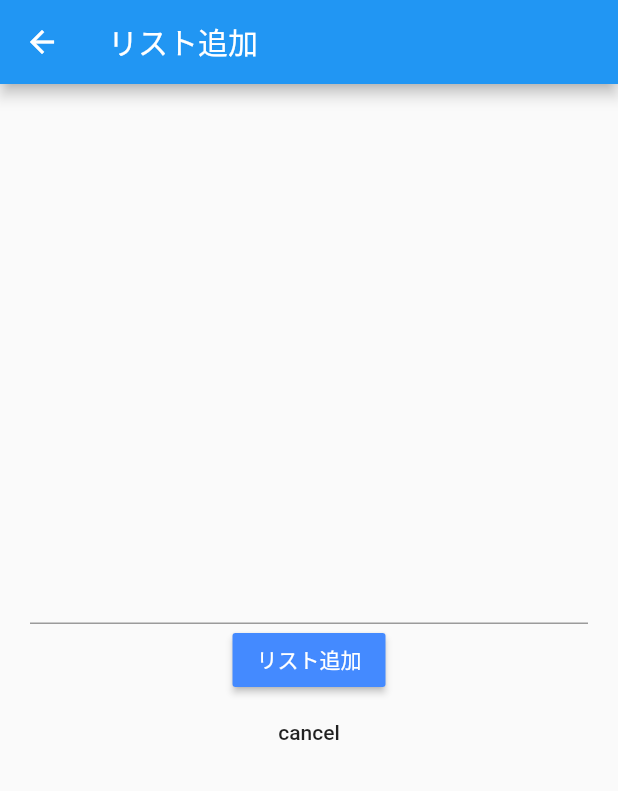
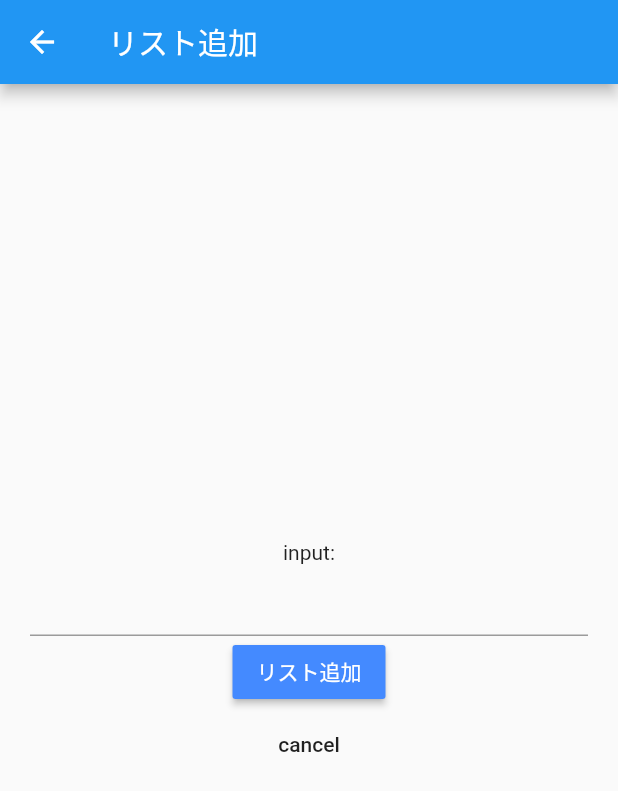
Before and after one commit to noritaro12/flutter_todo_list, a Flutter app: the screen it shows after launch, after a tap on the "add" icon, on a phone screen of 412 x 824 dp. Shown: the top 791 px of the screen. Run offline on Flutter 3.47's test engine with Material 2 defaults, Android fonts, the phone set to English and light mode, and no system bars.

Commit message:
make finished congraturation!!

```diff
--- a/lib/main.dart
+++ b/lib/main.dart
@@ -24,22 +24,30 @@ class TodoListPage extends StatefulWidget {
 }
 
 class TodoListPageState extends State<TodoListPage> {
+  List<String> todoList = ["001"];
+
   @override
   Widget build(BuildContext context) {
     return Scaffold(
-      appBar: AppBar(title:  Text('リスト一覧')),
-      body: ListView(
-        children: [
-          Card(child:  ListTile(title: Text('ニシンを買う'))),
-          Card(child:  ListTile(title: Text('ニシンを買う'))),
-          Card(child:  ListTile(title: Text('ニシンを買う'))),
-        ],
+      appBar: AppBar(title: Text('リスト一覧')),
+      body: ListView.builder(
+        itemCount: todoList.length,
+        itemBuilder: (context, index) {
+          return Card(child: ListTile(title: Text(todoList[index])));
+        },
       ),
       floatingActionButton: FloatingActionButton(
-        onPressed: () {
-          Navigator.of(context).push(MaterialPageRoute(builder: (context) {
+        onPressed: () async {
+          final newListText = await Navigator.of(context)
+              .push(MaterialPageRoute(builder: (context) {
             return TodoAddPage();
           }));
+
+          if (newListText != null) {
+            setState(() {
+              todoList.add(newListText);
+            });
+          }
         },
         child: Icon(Icons.add),
       ),
@@ -47,36 +55,49 @@ class TodoListPageState extends State<TodoListPage> {
   }
 }
 
-class TodoAddPage extends StatelessWidget{
+class TodoAddPage extends StatefulWidget {
+  @override
+  State<StatefulWidget> createState() => TodoAddPageState();
+}
+
+class TodoAddPageState extends State<TodoAddPage> {
+  String _text = '';
+
   @override
   Widget build(BuildContext context) {
     return Scaffold(
-      appBar: AppBar(title: Text('リスト追加'),),
+      appBar: AppBar(
+        title: Text('リスト追加'),
+      ),
       body: Container(
         padding: EdgeInsets.all(20),
         child: Column(
           mainAxisAlignment: MainAxisAlignment.center,
           children: [
-            TextField(),
+            Text("input:${_text}"),
+            TextField(
+              onChanged: (String value1) {
+                setState(() {
+                  _text = value1;
+                });
+              },
+            ),
             RaisedButton(
-                onPressed: (){},
-                color: Colors.blueAccent,
-              child: Text('リスト追加',style: TextStyle(color: Colors.white)),
+              onPressed: () {
+                Navigator.of(context).pop(_text);
+              },
+              color: Colors.blueAccent,
+              child: Text('リスト追加', style: TextStyle(color: Colors.white)),
             ),
             FlatButton(
-              onPressed: (){Navigator.of(context).pop();},
-            child: Text('cancel'),
+              onPressed: () {
+                Navigator.of(context).pop();
+              },
+              child: Text('cancel'),
             )
-
           ],
-
-
-
         ),
       ),
     );
-
-    // TODO: implement build
-    throw UnimplementedError();
   }
 }
```
